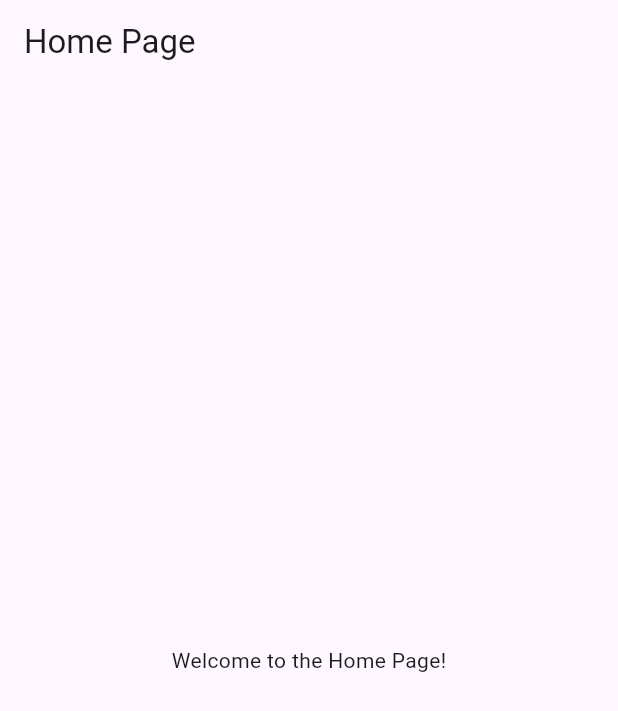
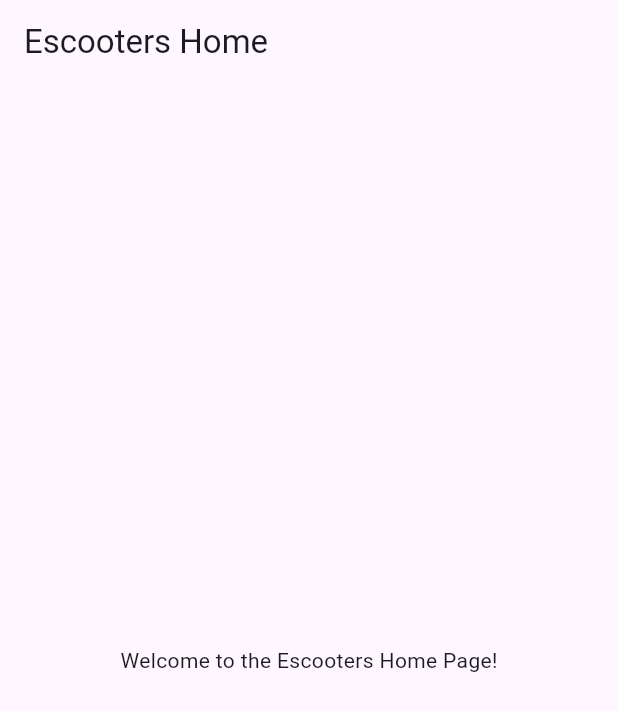
Before and after one commit to e-motion-apps/e-motion-mobile, a Flutter app: the screen it shows after launch, on a phone screen of 412 x 824 dp. Shown: the top 711 px of the screen. Run offline on Flutter 3.47's test engine with Material 3 defaults, Android fonts, the phone set to English and light mode, and no system bars; our stand-ins replace dartz, equatable, flutter_dotenv.

Commit message:
add home_widget.dart

```diff
--- a/lib/src/app.dart
+++ b/lib/src/app.dart
@@ -1,4 +1,5 @@
 import 'package:flutter/material.dart';
+import 'package:emotion/src/features/home/presentation/widgets/home_widget.dart';
 
 class MyApp extends StatelessWidget {
   const MyApp({
@@ -9,14 +10,7 @@ class MyApp extends StatelessWidget {
   Widget build(BuildContext context) {
     return MaterialApp(
       debugShowCheckedModeBanner: false,
-      home: Scaffold(
-        appBar: AppBar(
-          title: const Text('Home Page'),
-        ),
-        body: const Center(
-          child: Text('Welcome to the Home Page!'),
-        ),
-      ),
+      home: HomePage(),
     );
   }
 }
--- /dev/null
+++ b/lib/src/features/home/presentation/widgets/home_widget.dart
@@ -0,0 +1,15 @@
+import 'package:flutter/material.dart';
+
+class HomePage extends StatelessWidget {
+  @override
+  Widget build(BuildContext context) {
+    return Scaffold(
+      appBar: AppBar(
+        title: const Text('Escooters Home'),
+      ),
+      body: const Center(
+        child: Text('Welcome to the Escooters Home Page!'),
+      ),
+    );
+  }
+}
```
